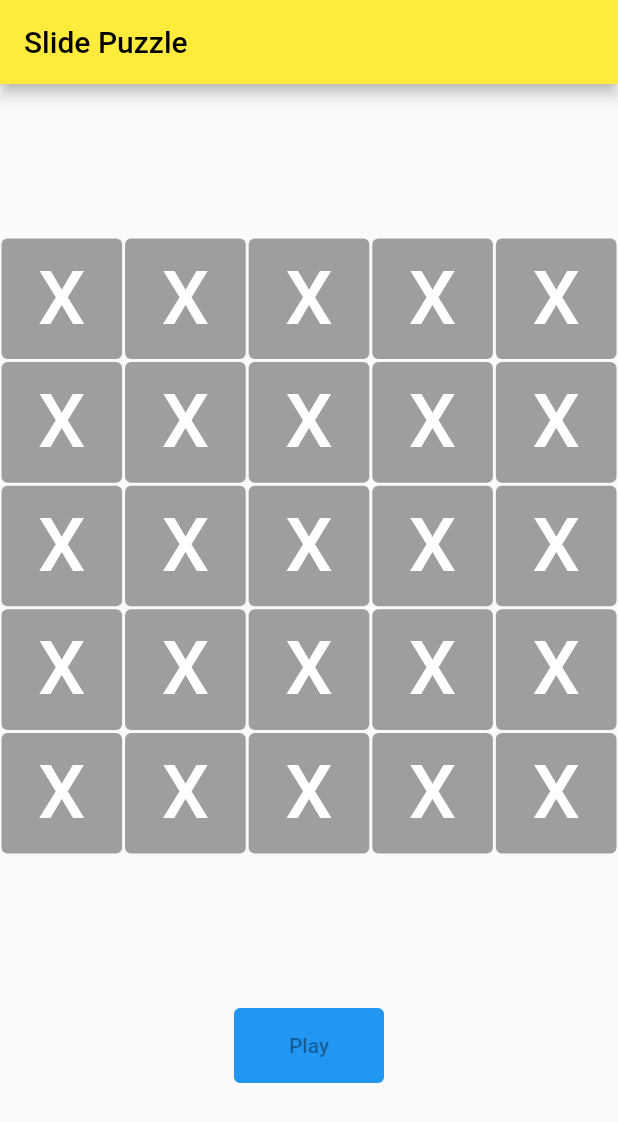
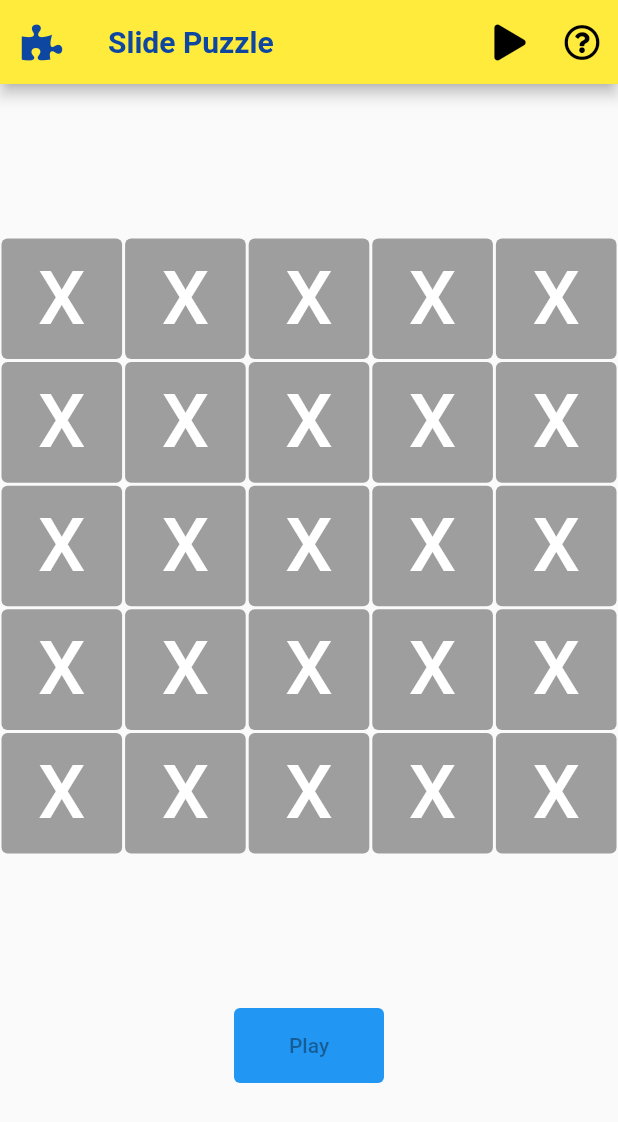
Before and after one commit to DinjerChang/flutter_slide_puzzle, a Flutter app: the screen it shows after launch, on a phone screen of 412 x 824 dp. Shown: the top 1122 px of the screen. Run offline on Flutter 3.47's test engine with Material 2 defaults, Android fonts, the phone set to English and light mode, and no system bars; our stand-ins replace font_awesome_flutter.

Commit message:
appbar icon with play, question, then popped up modal

```diff
--- a/lib/main.dart
+++ b/lib/main.dart
@@ -1,17 +1,18 @@
 import 'package:flutter/material.dart';
+import 'package:font_awesome_flutter/font_awesome_flutter.dart';
 
 void main() {
-  runApp(const TicTacToe());
+  runApp(const SlidePuzzle());
 }
 
-class TicTacToe extends StatelessWidget {
-  const TicTacToe({Key? key}) : super(key: key);
+class SlidePuzzle extends StatelessWidget {
+  const SlidePuzzle({Key? key}) : super(key: key);
 
   // This widget is the root of your application.
   @override
   Widget build(BuildContext context) {
     return MaterialApp(
-      title: 'TicTacToe',
+      title: 'SlidePuzzle',
       theme: ThemeData(
           // This is the theme of your application.
           //
@@ -28,13 +29,13 @@ class TicTacToe extends StatelessWidget {
           ),
           ),
 
-      home: const TicTacToePage(title: 'Slide Puzzle'),
+      home: const SlidePuzzlePage(title: 'Slide Puzzle'),
     );
   }
 }
 
-class TicTacToePage extends StatefulWidget {
-  const TicTacToePage({Key? key, required this.title}) : super(key: key);
+class SlidePuzzlePage extends StatefulWidget {
+  const SlidePuzzlePage({Key? key, required this.title}) : super(key: key);
 
   // This widget is the home page of your application. It is stateful, meaning
   // that it has a State object (defined below) that contains fields that affect
@@ -48,23 +49,52 @@ class TicTacToePage extends StatefulWidget {
   final String title;
 
   @override
-  State<TicTacToePage> createState() => _TicTacToePageState();
+  State<SlidePuzzlePage> createState() => _SlidePuzzlePageState();
 }
 
-class _TicTacToePageState extends State<TicTacToePage> {
+class _SlidePuzzlePageState extends State<SlidePuzzlePage> {
   @override
   Widget build(BuildContext context) {
-    // This method is rerun every time setState is called, for instance as done
-    // by the _incrementCounter method above.
-    //
-    // The Flutter framework has been optimized to make rerunning build methods
-    // fast, so that you can just rebuild anything that needs updating rather
-    // than having to individually change instances of widgets.
+
     return Scaffold(
         appBar: AppBar(
-          // Here we take the value from the TicTacToe object that was created by
+          // Here we take the value from the SlidePuzzle object that was created by
           // the App.build method, and use it to set our appbar title.
-          title: Text(widget.title),
+          leading:
+            IconButton(
+              icon: FaIcon(FontAwesomeIcons.puzzlePiece,color: Colors.blue[900]),
+              onPressed:(){}
+            ),
+          title: Text(widget.title,
+            style: TextStyle(color : Colors.blue[900],fontWeight: FontWeight.bold)),
+          actions:<Widget>[
+            IconButton(
+              icon : FaIcon(FontAwesomeIcons.play),
+              tooltip : "Start Game",
+              onPressed:(){},
+            ),
+            IconButton(
+              icon : FaIcon(FontAwesomeIcons.questionCircle),
+              tooltip : "How to Play",
+              onPressed:() => showDialog<String>(
+                  context: context,
+                  builder: (BuildContext context) => AlertDialog(
+                    title: const Text('How to Play'),
+                    content: const Text('Game Story Description'),
+                    actions: <Widget>[
+                      TextButton(
+                        onPressed: () => Navigator.pop(context, 'Cancel'),
+                        child: const Text('Cancel',style: TextStyle(color: Colors.black)),
+                      ),
+                      TextButton(
+                        onPressed: () => Navigator.pop(context, 'OK'),
+                        child: const Text('OK',style: TextStyle(color: Colors.black)),
+                      ),
+                    ],
+                  ),
+                ),
+            )
+          ]
         ),
         body: Column(
           mainAxisAlignment: MainAxisAlignment.spaceEvenly,
--- a/pubspec.yaml
+++ b/pubspec.yaml
@@ -34,10 +34,13 @@ dependencies:
   # The following adds the Cupertino Icons font to your application.
   # Use with the CupertinoIcons class for iOS style icons.
   cupertino_icons: ^1.0.2
+  font_awesome_flutter: ^9.2.0
 
 dev_dependencies:
   flutter_test:
     sdk: flutter
+
+
 
   # The "flutter_lints" package below contains a set of recommended lints to
   # encourage good coding practices. The lint set provided by the package is
```
Also changed, not shown: pubspec.lock, 1 other file.
